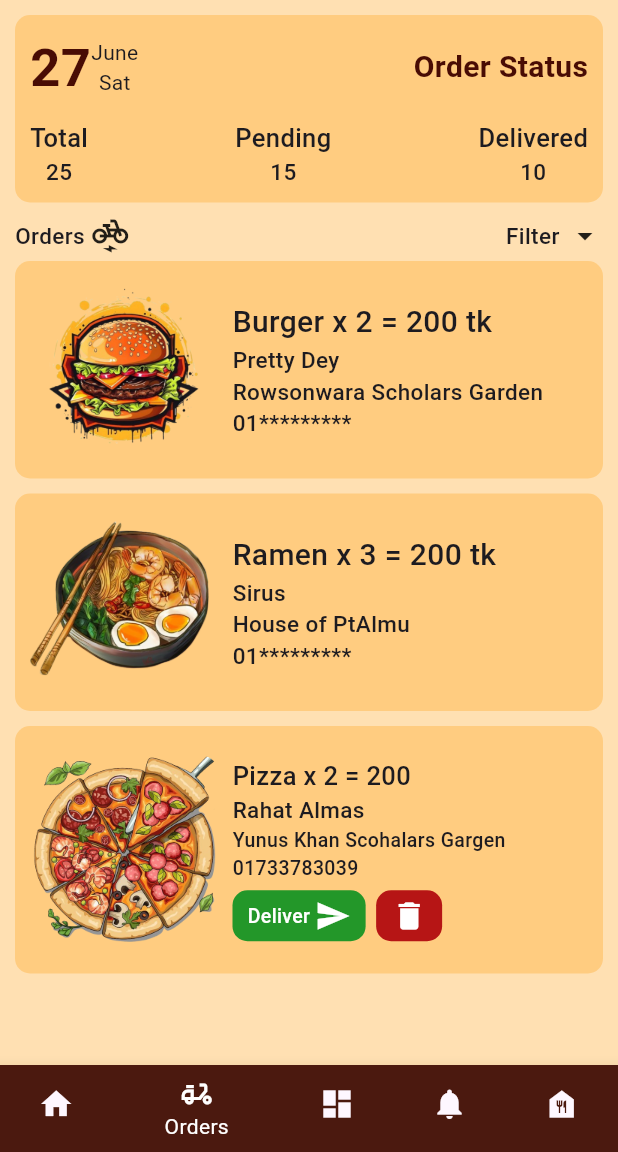
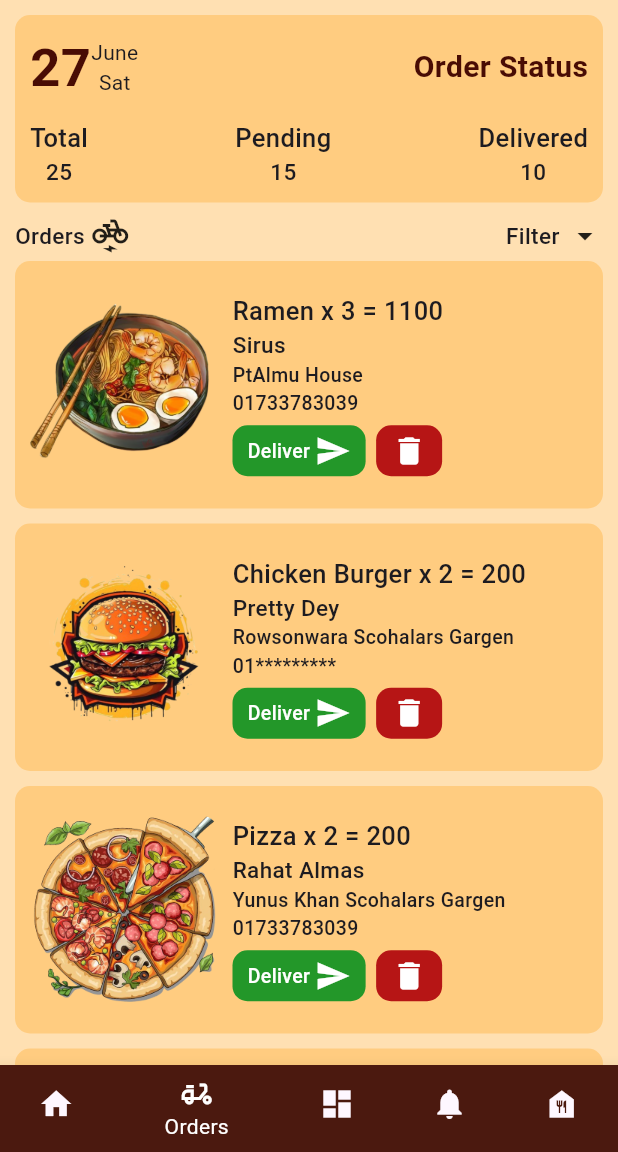
Before and after one commit to rahatalmas/hungerkitchen, a Flutter app: the RootPage screen opened directly, item 2 of the bottom bar chosen, on a phone screen of 412 x 824 dp, the part 84-1236 px from its top. Run offline on Flutter 3.47's test engine with Material 3 defaults, Android fonts, the phone set to English and light mode, and no system bars.

Commit message:
orderpage

```diff
--- a/lib/widgets/orderPage.dart
+++ b/lib/widgets/orderPage.dart
@@ -129,102 +129,39 @@ class _OrderPage extends State<OrderPage>{
                     ],
                   )
               ),
-              Container(
-                padding: EdgeInsets.all(10),
-                margin: EdgeInsets.symmetric(horizontal: 10,vertical: 5),
-                decoration: BoxDecoration(
-                  color:Colors.orange[200],
-                  borderRadius: BorderRadius.circular(10),
-                ),
-                child: Row(
-                  children: [
-                    ClipRRect(
-                      borderRadius: BorderRadius.circular(10),
-                      child: Image.asset(
-                        "assets/burger.png",
-                        width: 125,
-                        height: 125,
-                        fit:BoxFit.cover,
-                      ),
-                    ),
-                    SizedBox(width: 10,),
-                    Column(
-                      crossAxisAlignment: CrossAxisAlignment.start,
-                      children: [
-                        Text("Burger x 2 = 200 tk",style: TextStyle(
-                                    fontSize: 20,
-                                    fontWeight: FontWeight.w500
-                        ),),
-                        Text("Pretty Dey",style: TextStyle(
-                                    fontSize: 15,
-                                    fontWeight: FontWeight.w500
-                        ),),
-                        Text("Rowsonwara Scholars Garden",style: TextStyle(
-                                    fontSize: 15,
-                                    fontWeight: FontWeight.w500
-                        ),),
-                        Text("01*********",style: TextStyle(
-                                    fontSize: 15,
-                                    fontWeight: FontWeight.w500
-                        ),),
-                      ],
-                    )
-                  ],
-                ),
-              ),
-              Container(
-                padding: EdgeInsets.all(10),
-                margin: EdgeInsets.symmetric(horizontal: 10,vertical: 5),
-                decoration: BoxDecoration(
-                  color:Colors.orange[200],
-                  borderRadius: BorderRadius.circular(10),
-                ),
-                child: Row(
-                  children: [
-                    ClipRRect(
-                      borderRadius: BorderRadius.circular(10),
-                      child: Image.asset(
-                        "assets/ramen.png",
-                        width: 125,
-                        height: 125,
-                        fit:BoxFit.cover,
-                      ),
-                    ),
-                    SizedBox(width: 10,),
-                    Column(
-                      crossAxisAlignment: CrossAxisAlignment.start,
-                      children: [
-                        Text("Ramen x 3 = 200 tk",style: TextStyle(
-                                    fontSize: 20,
-                                    fontWeight: FontWeight.w500
-                        ),),
-                        Text("Sirus",style: TextStyle(
-                                    fontSize: 15,
-                                    fontWeight: FontWeight.w500
-                        ),),
-                        Text("House of PtAlmu",style: TextStyle(
-                                    fontSize: 15,
-                                    fontWeight: FontWeight.w500
-                        ),),
-                        Text("01*********",style: TextStyle(
-                                    fontSize: 15,
-                                    fontWeight: FontWeight.w500
-                        ),),
-                      ],
-                    )
-                  ],
-                ),
+              const OrderCard(
+                 foodImage: "assets/ramen.png",
+                 foodName: "Ramen",
+                 foodQuantity: 3,
+                 totalPrice:1100,
+                 userName: "Sirus",
+                 userLocation: "PtAlmu House",
+                 userContact: "01733783039"
               ),
               const OrderCard(
-                 foodImage: "assets/pizza.png",
-                 foodName: "Pizza",
+                 foodImage: "assets/burger.png",
+                 foodName: "Chicken Burger",
                  foodQuantity: 2,
                  totalPrice:200,
-                 userName: "Rahat Almas",
-                 userLocation: "Yunus Khan Scohalars Gargen",
-                 userContact: "01733783039"
+                 userName: "Pretty Dey",
+                 userLocation: "Rowsonwara Scohalars Gargen",
+                 userContact: "01*********"
               ),
-
+              ListView.builder(
+                shrinkWrap: true,
+                physics:const NeverScrollableScrollPhysics(),
+                itemCount: 10,
+                itemBuilder: (BuildContext context,int index){
+                  return const OrderCard(
+                  foodImage: "assets/pizza.png",
+                  foodName: "Pizza",
+                  foodQuantity: 2,
+                  totalPrice:200,
+                  userName: "Rahat Almas",
+                  userLocation: "Yunus Khan Scohalars Gargen",
+                  userContact: "01733783039"
+                );
+              })
             ],
         )
       );
```
